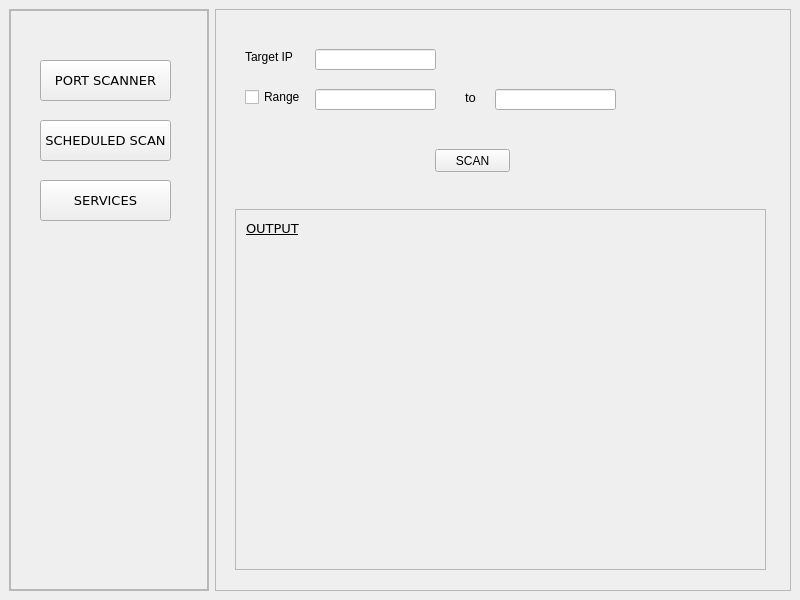
Above: temp/for_test.ui from aniketparate/Network-Security-Scanner before the change. Below: the same form after it.
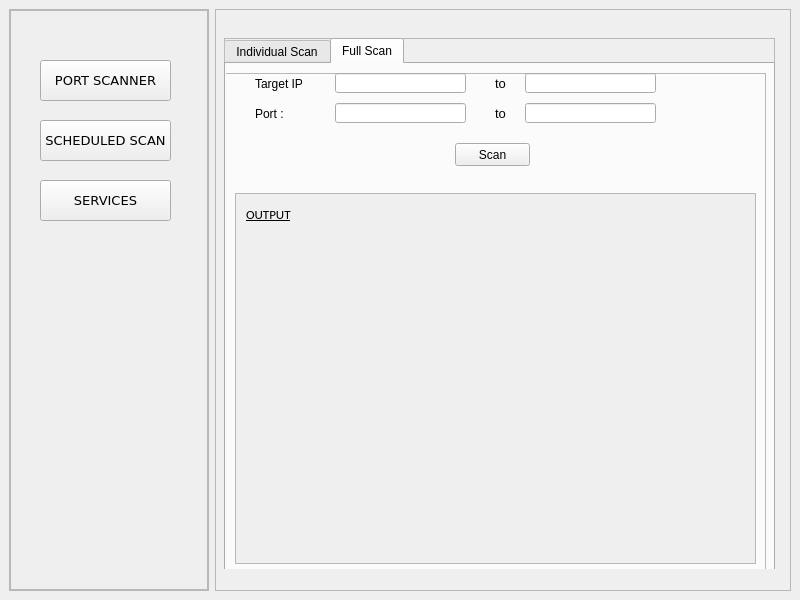
That is the form after the change. The open tabs and pages were chosen to show the change.

Patch:
```diff
--- a/temp/for_test.ui
+++ b/temp/for_test.ui
@@ -136,133 +136,480 @@
       <property name="frameShadow">
        <enum>QFrame::Raised</enum>
       </property>
-      <widget class="QLabel" name="label">
+      <widget class="QStackedWidget" name="stackedWidget">
        <property name="geometry">
         <rect>
-         <x>30</x>
-         <y>40</y>
-         <width>51</width>
-         <height>16</height>
+         <x>0</x>
+         <y>10</y>
+         <width>561</width>
+         <height>561</height>
         </rect>
        </property>
-       <property name="text">
-        <string>Target IP :</string>
+       <property name="currentIndex">
+        <number>1</number>
        </property>
-      </widget>
-      <widget class="QCheckBox" name="range">
-       <property name="geometry">
-        <rect>
-         <x>30</x>
-         <y>80</y>
-         <width>70</width>
-         <height>16</height>
-        </rect>
-       </property>
-       <property name="text">
-        <string>Range</string>
-       </property>
-      </widget>
-      <widget class="QLabel" name="label_2">
-       <property name="geometry">
-        <rect>
-         <x>250</x>
-         <y>80</y>
-         <width>16</width>
-         <height>16</height>
-        </rect>
-       </property>
-       <property name="font">
-        <font>
-         <pointsize>10</pointsize>
-        </font>
-       </property>
-       <property name="text">
-        <string>to</string>
-       </property>
-      </widget>
-      <widget class="QPushButton" name="scan">
-       <property name="geometry">
-        <rect>
-         <x>220</x>
-         <y>140</y>
-         <width>75</width>
-         <height>23</height>
-        </rect>
-       </property>
-       <property name="text">
-        <string>SCAN</string>
-       </property>
-      </widget>
-      <widget class="QLineEdit" name="targetIP">
-       <property name="geometry">
-        <rect>
-         <x>100</x>
-         <y>40</y>
-         <width>121</width>
-         <height>21</height>
-        </rect>
-       </property>
-      </widget>
-      <widget class="QLineEdit" name="rangeStart">
-       <property name="geometry">
-        <rect>
-         <x>100</x>
-         <y>80</y>
-         <width>121</width>
-         <height>21</height>
-        </rect>
-       </property>
-      </widget>
-      <widget class="QLineEdit" name="rangeEnd">
-       <property name="geometry">
-        <rect>
-         <x>280</x>
-         <y>80</y>
-         <width>121</width>
-         <height>21</height>
-        </rect>
-       </property>
-      </widget>
-      <widget class="QScrollArea" name="scrollArea">
-       <property name="geometry">
-        <rect>
-         <x>20</x>
-         <y>200</y>
-         <width>531</width>
-         <height>361</height>
-        </rect>
-       </property>
-       <property name="widgetResizable">
-        <bool>true</bool>
-       </property>
-       <widget class="QWidget" name="scrollAreaWidgetContents">
-        <property name="geometry">
-         <rect>
-          <x>0</x>
-          <y>0</y>
-          <width>529</width>
-          <height>359</height>
-         </rect>
-        </property>
-        <widget class="QLabel" name="label_3">
+       <widget class="QWidget" name="PortScanner">
+        <widget class="QFrame" name="frame_4">
+         <property name="geometry">
+          <rect>
+           <x>9</x>
+           <y>19</y>
+           <width>551</width>
+           <height>531</height>
+          </rect>
+         </property>
+         <property name="frameShape">
+          <enum>QFrame::StyledPanel</enum>
+         </property>
+         <property name="frameShadow">
+          <enum>QFrame::Raised</enum>
+         </property>
+         <widget class="QTabWidget" name="tabWidget">
+          <property name="geometry">
+           <rect>
+            <x>0</x>
+            <y>0</y>
+            <width>551</width>
+            <height>551</height>
+           </rect>
+          </property>
+          <property name="currentIndex">
+           <number>0</number>
+          </property>
+          <widget class="QWidget" name="IndividualScan">
+           <property name="toolTip">
+            <string>&lt;html&gt;&lt;head/&gt;&lt;body&gt;&lt;p&gt;axca&lt;/p&gt;&lt;p&gt;&lt;br/&gt;&lt;/p&gt;&lt;/body&gt;&lt;/html&gt;</string>
+           </property>
+           <attribute name="title">
+            <string>Individual Scan</string>
+           </attribute>
+           <widget class="QFrame" name="frame_5">
+            <property name="geometry">
+             <rect>
+              <x>0</x>
+              <y>10</y>
+              <width>541</width>
+              <height>491</height>
+             </rect>
+            </property>
+            <property name="frameShape">
+             <enum>QFrame::StyledPanel</enum>
+            </property>
+            <property name="frameShadow">
+             <enum>QFrame::Raised</enum>
+            </property>
+            <widget class="QLineEdit" name="ind_targetinput">
+             <property name="geometry">
+              <rect>
+               <x>110</x>
+               <y>0</y>
+               <width>131</width>
+               <height>20</height>
+              </rect>
+             </property>
+            </widget>
+            <widget class="QScrollArea" name="ind_outputSA">
+             <property name="geometry">
+              <rect>
+               <x>10</x>
+               <y>120</y>
+               <width>521</width>
+               <height>371</height>
+              </rect>
+             </property>
+             <property name="widgetResizable">
+              <bool>true</bool>
+             </property>
+             <widget class="QWidget" name="scrollAreaWidgetContents">
+              <property name="geometry">
+               <rect>
+                <x>0</x>
+                <y>0</y>
+                <width>519</width>
+                <height>369</height>
+               </rect>
+              </property>
+              <widget class="QLabel" name="Outputlabel">
+               <property name="geometry">
+                <rect>
+                 <x>10</x>
+                 <y>10</y>
+                 <width>51</width>
+                 <height>21</height>
+                </rect>
+               </property>
+               <property name="font">
+                <font>
+                 <family>Calibri</family>
+                 <pointsize>10</pointsize>
+                 <underline>true</underline>
+                </font>
+               </property>
+               <property name="text">
+                <string>OUTPUT</string>
+               </property>
+              </widget>
+             </widget>
+            </widget>
+            <widget class="QLabel" name="Targetlabel">
+             <property name="geometry">
+              <rect>
+               <x>30</x>
+               <y>0</y>
+               <width>51</width>
+               <height>21</height>
+              </rect>
+             </property>
+             <property name="text">
+              <string>Target IP :</string>
+             </property>
+            </widget>
+            <widget class="QLineEdit" name="ind_portinput">
+             <property name="geometry">
+              <rect>
+               <x>110</x>
+               <y>30</y>
+               <width>131</width>
+               <height>20</height>
+              </rect>
+             </property>
+            </widget>
+            <widget class="QLabel" name="portlabel">
+             <property name="geometry">
+              <rect>
+               <x>30</x>
+               <y>30</y>
+               <width>61</width>
+               <height>21</height>
+              </rect>
+             </property>
+             <property name="text">
+              <string>Port :</string>
+             </property>
+            </widget>
+            <widget class="QPushButton" name="ind_ScanButton">
+             <property name="geometry">
+              <rect>
+               <x>230</x>
+               <y>70</y>
+               <width>75</width>
+               <height>23</height>
+              </rect>
+             </property>
+             <property name="text">
+              <string>Scan</string>
+             </property>
+            </widget>
+            <widget class="QLineEdit" name="ind_portinput_2">
+             <property name="geometry">
+              <rect>
+               <x>310</x>
+               <y>30</y>
+               <width>131</width>
+               <height>20</height>
+              </rect>
+             </property>
+            </widget>
+            <widget class="QLabel" name="tolabel_3">
+             <property name="geometry">
+              <rect>
+               <x>270</x>
+               <y>30</y>
+               <width>21</width>
+               <height>20</height>
+              </rect>
+             </property>
+             <property name="minimumSize">
+              <size>
+               <width>0</width>
+               <height>20</height>
+              </size>
+             </property>
+             <property name="maximumSize">
+              <size>
+               <width>21</width>
+               <height>20</height>
+              </size>
+             </property>
+             <property name="font">
+              <font>
+               <pointsize>10</pointsize>
+              </font>
+             </property>
+             <property name="text">
+              <string>to</string>
+             </property>
+            </widget>
+           </widget>
+          </widget>
+          <widget class="QWidget" name="FullScan">
+           <attribute name="title">
+            <string>Full Scan</string>
+           </attribute>
+           <widget class="QFrame" name="frame_6">
+            <property name="geometry">
+             <rect>
+              <x>-1</x>
+              <y>9</y>
+              <width>541</width>
+              <height>501</height>
+             </rect>
+            </property>
+            <property name="frameShape">
+             <enum>QFrame::StyledPanel</enum>
+            </property>
+            <property name="frameShadow">
+             <enum>QFrame::Raised</enum>
+            </property>
+            <widget class="QLineEdit" name="full_targetinput_1">
+             <property name="geometry">
+              <rect>
+               <x>110</x>
+               <y>0</y>
+               <width>131</width>
+               <height>20</height>
+              </rect>
+             </property>
+            </widget>
+            <widget class="QScrollArea" name="full_outputSA">
+             <property name="geometry">
+              <rect>
+               <x>10</x>
+               <y>120</y>
+               <width>521</width>
+               <height>371</height>
+              </rect>
+             </property>
+             <property name="widgetResizable">
+              <bool>true</bool>
+             </property>
+             <widget class="QWidget" name="scrollAreaWidgetContents_2">
+              <property name="geometry">
+               <rect>
+                <x>0</x>
+                <y>0</y>
+                <width>519</width>
+                <height>369</height>
+               </rect>
+              </property>
+              <widget class="QLabel" name="Outputlabel_2">
+               <property name="geometry">
+                <rect>
+                 <x>10</x>
+                 <y>10</y>
+                 <width>51</width>
+                 <height>21</height>
+                </rect>
+               </property>
+               <property name="font">
+                <font>
+                 <family>Calibri</family>
+                 <pointsize>10</pointsize>
+                 <underline>true</underline>
+                </font>
+               </property>
+               <property name="text">
+                <string>OUTPUT</string>
+               </property>
+              </widget>
+             </widget>
+            </widget>
+            <widget class="QLabel" name="Targetlabel_2">
+             <property name="geometry">
+              <rect>
+               <x>30</x>
+               <y>0</y>
+               <width>51</width>
+               <height>21</height>
+              </rect>
+             </property>
+             <property name="text">
+              <string>Target IP :</string>
+             </property>
+            </widget>
+            <widget class="QLineEdit" name="full_portinput">
+             <property name="geometry">
+              <rect>
+               <x>110</x>
+               <y>30</y>
+               <width>131</width>
+               <height>20</height>
+              </rect>
+             </property>
+            </widget>
+            <widget class="QLabel" name="portlabel_2">
+             <property name="geometry">
+              <rect>
+               <x>30</x>
+               <y>30</y>
+               <width>61</width>
+               <height>21</height>
+              </rect>
+             </property>
+             <property name="text">
+              <string>Port :</string>
+             </property>
+            </widget>
+            <widget class="QPushButton" name="full_ScanButton">
+             <property name="geometry">
+              <rect>
+               <x>230</x>
+               <y>70</y>
+               <width>75</width>
+               <height>23</height>
+              </rect>
+             </property>
+             <property name="text">
+              <string>Scan</string>
+             </property>
+            </widget>
+            <widget class="QLineEdit" name="full_targetinput_2">
+             <property name="geometry">
+              <rect>
+               <x>300</x>
+               <y>0</y>
+               <width>131</width>
+               <height>20</height>
+              </rect>
+             </property>
+            </widget>
+            <widget class="QLabel" name="tolabel">
+             <property name="geometry">
+              <rect>
+               <x>270</x>
+               <y>0</y>
+               <width>21</width>
+               <height>20</height>
+              </rect>
+             </property>
+             <property name="minimumSize">
+              <size>
+               <width>0</width>
+               <height>20</height>
+              </size>
+             </property>
+             <property name="maximumSize">
+              <size>
+               <width>21</width>
+               <height>20</height>
+              </size>
+             </property>
+             <property name="font">
+              <font>
+               <pointsize>10</pointsize>
+              </font>
+             </property>
+             <property name="text">
+              <string>to</string>
+             </property>
+            </widget>
+            <widget class="QLineEdit" name="full_portinput_2">
+             <property name="geometry">
+              <rect>
+               <x>300</x>
+               <y>30</y>
+               <width>131</width>
+               <height>20</height>
+              </rect>
+             </property>
+            </widget>
+            <widget class="QLabel" name="tolabel_2">
+             <property name="geometry">
+              <rect>
+               <x>270</x>
+               <y>30</y>
+               <width>21</width>
+               <height>20</height>
+              </rect>
+             </property>
+             <property name="minimumSize">
+              <size>
+               <width>0</width>
+               <height>20</height>
+              </size>
+             </property>
+             <property name="maximumSize">
+              <size>
+               <width>21</width>
+               <height>20</height>
+              </size>
+             </property>
+             <property name="font">
+              <font>
+               <pointsize>10</pointsize>
+              </font>
+             </property>
+             <property name="text">
+              <string>to</string>
+             </property>
+            </widget>
+           </widget>
+          </widget>
+         </widget>
+        </widget>
+       </widget>
+       <widget class="QWidget" name="ScheduledScan">
+        <widget class="QFrame" name="frame_7">
          <property name="geometry">
           <rect>
            <x>10</x>
-           <y>10</y>
-           <width>61</width>
-           <height>16</height>
+           <y>20</y>
+           <width>541</width>
+           <height>531</height>
           </rect>
          </property>
-         <property name="font">
-          <font>
-           <family>Verdana</family>
-           <pointsize>10</pointsize>
-           <underline>true</underline>
-          </font>
+         <property name="frameShape">
+          <enum>QFrame::StyledPanel</enum>
          </property>
-         <property name="text">
-          <string>OUTPUT</string>
+         <property name="frameShadow">
+          <enum>QFrame::Raised</enum>
          </property>
+         <widget class="QScrollArea" name="scrollArea">
+          <property name="geometry">
+           <rect>
+            <x>10</x>
+            <y>10</y>
+            <width>521</width>
+            <height>511</height>
+           </rect>
+          </property>
+          <property name="widgetResizable">
+           <bool>true</bool>
+          </property>
+          <widget class="QWidget" name="scrollAreaWidgetContents_3">
+           <property name="geometry">
+            <rect>
+             <x>0</x>
+             <y>0</y>
+             <width>519</width>
+             <height>509</height>
+            </rect>
+           </property>
+           <widget class="QScrollArea" name="scrollArea_2">
+            <property name="geometry">
+             <rect>
+              <x>10</x>
+              <y>10</y>
+              <width>501</width>
+              <height>491</height>
+             </rect>
+            </property>
+            <property name="widgetResizable">
+             <bool>true</bool>
+            </property>
+            <widget class="QWidget" name="scrollAreaWidgetContents_4">
+             <property name="geometry">
+              <rect>
+               <x>0</x>
+               <y>0</y>
+               <width>499</width>
+               <height>489</height>
+              </rect>
+             </property>
+            </widget>
+           </widget>
+          </widget>
+         </widget>
         </widget>
        </widget>
       </widget>
```
